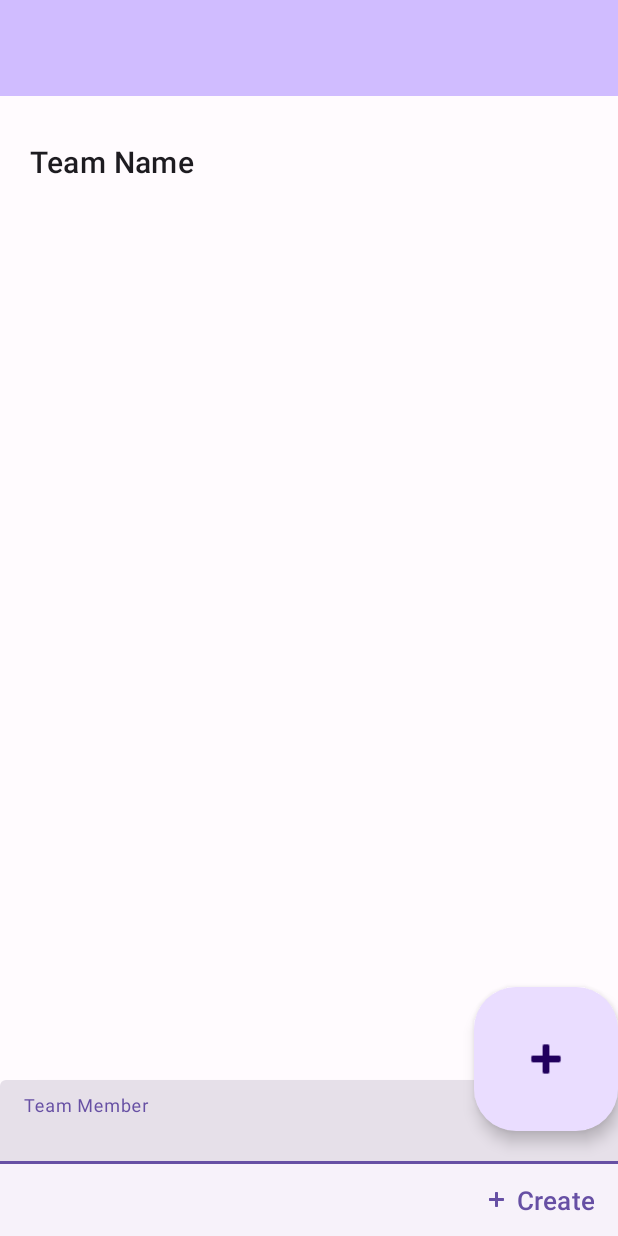
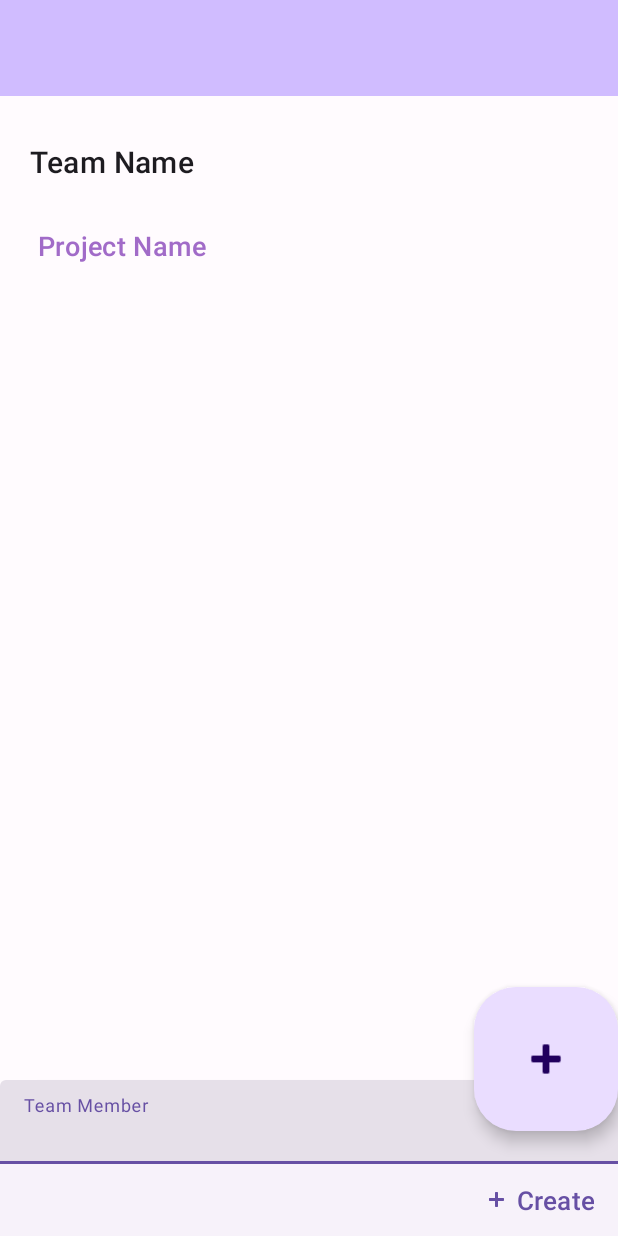
Before and after one commit to BlessedJnr/comp-341-assigment, an Android app: the layout activity_get_team_members.xml on its own in the app's theme, with its tools: preview values and no code run, on a phone screen of 412 x 824 dp. Run offline under Robolectric (Android 15) with nearby library versions, the phone set to English and light mode, and no system bars.

```diff
--- a/ProductivityApp/app/src/main/java/com/example/productivityapp/Teams/AddingMembers.java
+++ b/ProductivityApp/app/src/main/java/com/example/productivityapp/Teams/AddingMembers.java
@@ -230,7 +230,6 @@ public class AddingMembers extends AppCompatActivity {
         String memberEncodedEmail = email.getText().toString().replace(".", ",");
         DatabaseReference teamRef = FirebaseDatabase.getInstance().getReference().child("All Teams").child(memberEncodedEmail).child("Teams");
         teamRef.push().setValue(createTeams);
-
     }
 
 
--- a/ProductivityApp/app/src/main/java/com/example/productivityapp/Teams/GetTeamMembers.java
+++ b/ProductivityApp/app/src/main/java/com/example/productivityapp/Teams/GetTeamMembers.java
@@ -53,6 +53,7 @@ public class GetTeamMembers extends BottomNavigationActivity {
         setContentView(binding.getRoot());
 
         binding.title.setText(getIntent().getStringExtra("teamName"));
+        binding.projectname.setText(getIntent().getStringExtra("projectName"));
 
 
         //setup the toolbar
@@ -99,7 +100,7 @@ public class GetTeamMembers extends BottomNavigationActivity {
         RecyclerView mRecylerView = binding.recyclerView;
         mRecylerView.setHasFixedSize(true);
         mRecylerView.setLayoutManager(new GridLayoutManager(this, 1, GridLayoutManager.VERTICAL, false));
-        adapter = new ViewMembersAdapter(memberItems, GetTeamMembers.this);
+        adapter = new ViewMembersAdapter(memberItems, GetTeamMembers.this, getIntent().getStringExtra("projectName"));
         mRecylerView.setAdapter(adapter);
     }
 
--- a/ProductivityApp/app/src/main/res/layout/activity_get_team_members.xml
+++ b/ProductivityApp/app/src/main/res/layout/activity_get_team_members.xml
@@ -42,10 +42,23 @@
             app:layout_constraintStart_toStartOf="parent"
             app:layout_constraintTop_toTopOf="parent"/>
 
+        <TextView
+            android:id="@+id/projectname"
+            android:layout_width="match_parent"
+            android:layout_height="wrap_content"
+            android:text="Project Name"
+            android:textSize="18sp"
+            android:textAppearance="@style/TextAppearance.MaterialComponents.Headline6"
+            android:layout_marginTop="30dp"
+            android:layout_marginStart="25dp"
+            app:layout_constraintStart_toStartOf="parent"
+            app:layout_constraintTop_toBottomOf="@id/title"
+            android:textColor="#A16BC8"/>
+
         <androidx.core.widget.NestedScrollView
             android:layout_width="match_parent"
             android:layout_height="0dp"
-            app:layout_constraintTop_toBottomOf="@id/title"
+            app:layout_constraintTop_toBottomOf="@id/projectname"
             app:layout_constraintBottom_toBottomOf="parent"
             app:layout_constraintStart_toStartOf="parent"
             app:layout_constraintEnd_toEndOf="parent"
--- a/ProductivityApp/app/src/main/res/layout/member_card.xml
+++ b/ProductivityApp/app/src/main/res/layout/member_card.xml
@@ -33,6 +33,7 @@
                 android:layout_marginStart="20dp"
                 />
             <ImageView
+                android:id="@+id/delete_member"
                 android:layout_width="40dp"
                 android:layout_height="40dp"
                 android:layout_alignParentRight="true"
```
Also changed, not shown: ProductivityApp/app/src/main/java/com/example/productivityapp/Teams/ViewMembersAdapter.java (+75 -7 lines).
